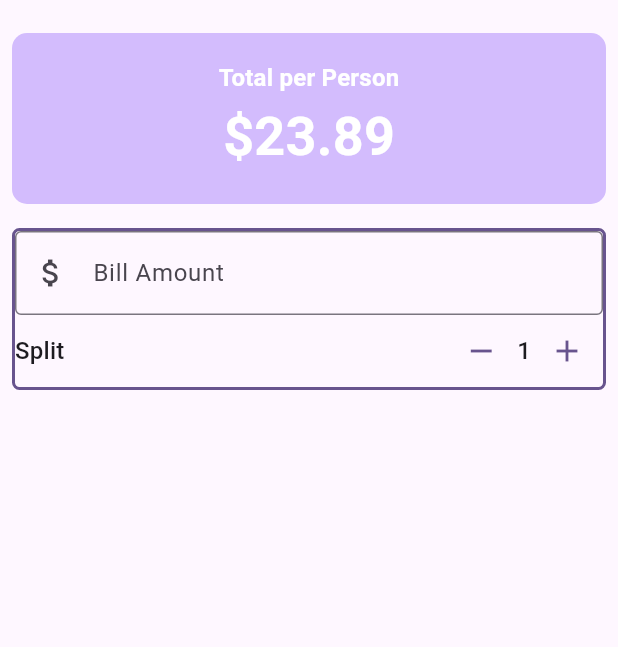
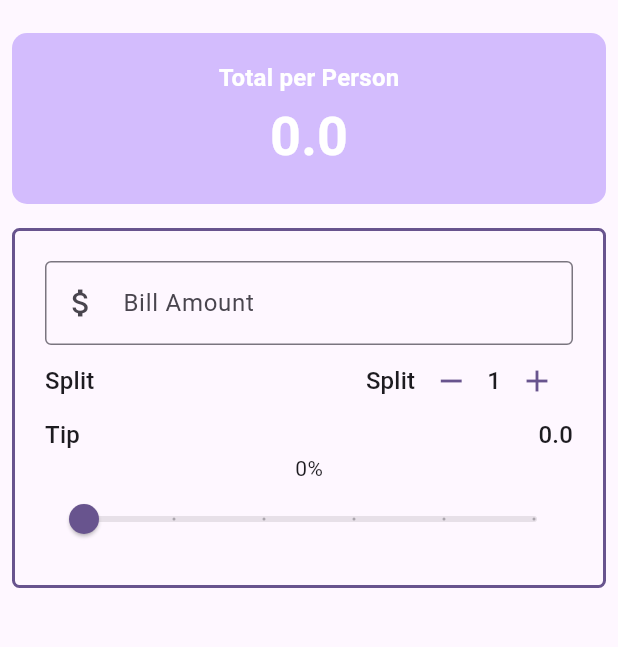
Before and after one commit to pdichone/flutter-course-utip, a Flutter app: the screen it shows after launch, on a phone screen of 412 x 824 dp, the part 63-710 px from its top. Run offline on Flutter 3.47's test engine with Material 3 defaults, Android fonts, the phone set to English and light mode, and no system bars.

```diff
--- a/lib/main.dart
+++ b/lib/main.dart
@@ -1,5 +1,7 @@
 import 'package:flutter/material.dart';
+import 'package:utip/widgets/bill_amount_field.dart';
 import 'package:utip/widgets/person_counter.dart';
+import 'package:utip/widgets/tip_slider.dart';
 
 void main() {
   runApp(const MyApp());
@@ -31,6 +33,16 @@ class UTip extends StatefulWidget {
 
 class _UTipState extends State<UTip> {
   int _personCount = 1;
+  double _tipPercentage = 0.0;
+  double _billTotal = 0.0;
+
+  double totalPerPerson() {
+    return ((_billTotal * _tipPercentage) + (_billTotal)) / _personCount;
+  }
+
+  double totalTip() {
+    return (_billTotal * _tipPercentage);
+  }
 
   // Methods
   void increment() {
@@ -41,7 +53,7 @@ class _UTipState extends State<UTip> {
 
   void decrement() {
     setState(() {
-      if (_personCount > 0) {
+      if (_personCount > 1) {
         _personCount--;
       }
     });
@@ -50,6 +62,8 @@ class _UTipState extends State<UTip> {
   @override
   Widget build(BuildContext context) {
     var theme = Theme.of(context);
+    double total = totalPerPerson();
+    double totalT = totalTip();
     // Add style
     final style = theme.textTheme.titleMedium!.copyWith(
         color: theme.colorScheme.onPrimary, fontWeight: FontWeight.bold);
@@ -74,7 +88,7 @@ class _UTipState extends State<UTip> {
                       style: style,
                     ),
                     Text(
-                      "\$23.89",
+                      "$total",
                       style: style.copyWith(
                           color: theme.colorScheme.onPrimary,
                           fontSize: theme.textTheme.displaySmall?.fontSize),
@@ -86,20 +100,20 @@ class _UTipState extends State<UTip> {
           Padding(
             padding: const EdgeInsets.all(8.0),
             child: Container(
+              padding: const EdgeInsets.all(20),
               decoration: BoxDecoration(
                   borderRadius: BorderRadius.circular(5),
                   border:
                       Border.all(color: theme.colorScheme.primary, width: 2)),
               child: Column(
                 children: [
-                  TextField(
-                    decoration: const InputDecoration(
-                        border: OutlineInputBorder(),
-                        prefixIcon: Icon(Icons.attach_money),
-                        labelText: 'Bill Amount'),
-                    keyboardType: TextInputType.number,
-                    onChanged: (String value) {
-                      print("Value: $value ");
+                  BillAmountField(
+                    billAmount: _billTotal.toString(),
+                    onChanged: (value) {
+                      setState(() {
+                        _billTotal = double.parse(value);
+                      });
+                      // print("Amount: $value");
                     },
                   ),
                   // Split Bill area
@@ -115,13 +129,40 @@ class _UTipState extends State<UTip> {
                         personCount: _personCount,
                         onDecrement: decrement,
                         onIncrement: increment,
+                      ),
+                    ],
+                  ),
+                  // === Tip Section ==
+                  Row(
+                    mainAxisAlignment: MainAxisAlignment.spaceBetween,
+                    children: [
+                      Text(
+                        'Tip',
+                        style: theme.textTheme.titleMedium,
+                      ),
+                      Text(
+                        "$totalT",
+                        style: theme.textTheme.titleMedium,
                       )
                     ],
+                  ),
+
+                  // == Slider Text ==
+                  Text('${(_tipPercentage * 100).round()}%'),
+
+                  // == Tip Slider ==
+                  TipSlider(
+                    tipPercentage: _tipPercentage,
+                    onChanged: (double value) {
+                      setState(() {
+                        _tipPercentage = value;
+                      });
+                    },
                   )
                 ],
               ),
             ),
-          )
+          ),
         ],
       ),
     );
--- /dev/null
+++ b/lib/widgets/bill_amount_field.dart
@@ -0,0 +1,26 @@
+import 'package:flutter/material.dart';
+
+class BillAmountField extends StatelessWidget {
+  const BillAmountField({
+    super.key,
+    required this.billAmount,
+    required this.onChanged,
+  });
+
+  final String billAmount;
+  final ValueChanged<String> onChanged;
+
+  @override
+  Widget build(BuildContext context) {
+    return TextField(
+      decoration: const InputDecoration(
+          border: OutlineInputBorder(),
+          prefixIcon: Icon(Icons.attach_money),
+          labelText: 'Bill Amount'),
+      keyboardType: TextInputType.number,
+      onChanged: (String value) {
+        onChanged(value);
+      },
+    );
+  }
+}
--- a/lib/widgets/person_counter.dart
+++ b/lib/widgets/person_counter.dart
@@ -17,19 +17,34 @@ class PersonCounter extends StatelessWidget {
   @override
   Widget build(BuildContext context) {
     return Row(
+      mainAxisAlignment: MainAxisAlignment.spaceBetween,
       children: [
-        IconButton(
-            color: theme.colorScheme.primary,
-            onPressed: onDecrement,
-            icon: const Icon(Icons.remove)),
         Text(
-          "$_personCount",
+          'Split',
           style: theme.textTheme.titleMedium,
         ),
-        IconButton(
-            color: theme.colorScheme.primary,
-            onPressed: onIncrement,
-            icon: const Icon(Icons.add)),
+        Row(
+          children: [
+            IconButton(
+              onPressed: onDecrement,
+              icon: Icon(
+                Icons.remove,
+                color: theme.colorScheme.primary,
+              ),
+            ),
+            Text(
+              '$_personCount',
+              style: theme.textTheme.titleMedium,
+            ),
+            IconButton(
+              onPressed: onIncrement,
+              icon: Icon(
+                Icons.add,
+                color: theme.colorScheme.primary,
+              ),
+            ),
+          ],
+        ),
       ],
     );
   }
--- /dev/null
+++ b/lib/widgets/tip_slider.dart
@@ -0,0 +1,24 @@
+import 'package:flutter/material.dart';
+
+class TipSlider extends StatelessWidget {
+  const TipSlider({
+    super.key,
+    required double tipPercentage,
+    required this.onChanged,
+  }) : _tipPercentage = tipPercentage;
+
+  final double _tipPercentage;
+  final ValueChanged<double> onChanged;
+
+  @override
+  Widget build(BuildContext context) {
+    return Slider(
+      value: _tipPercentage,
+      onChanged: onChanged,
+      min: 0,
+      max: 0.5,
+      divisions: 5,
+      label: '${(_tipPercentage * 100).round()}%',
+    );
+  }
+}
```
